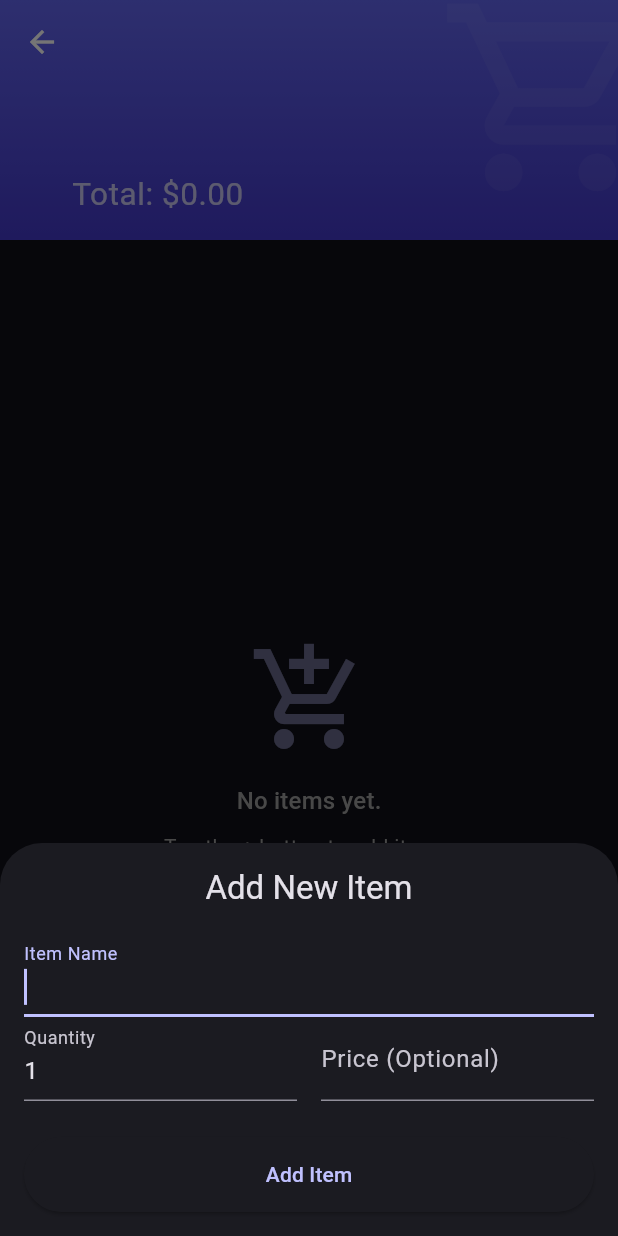
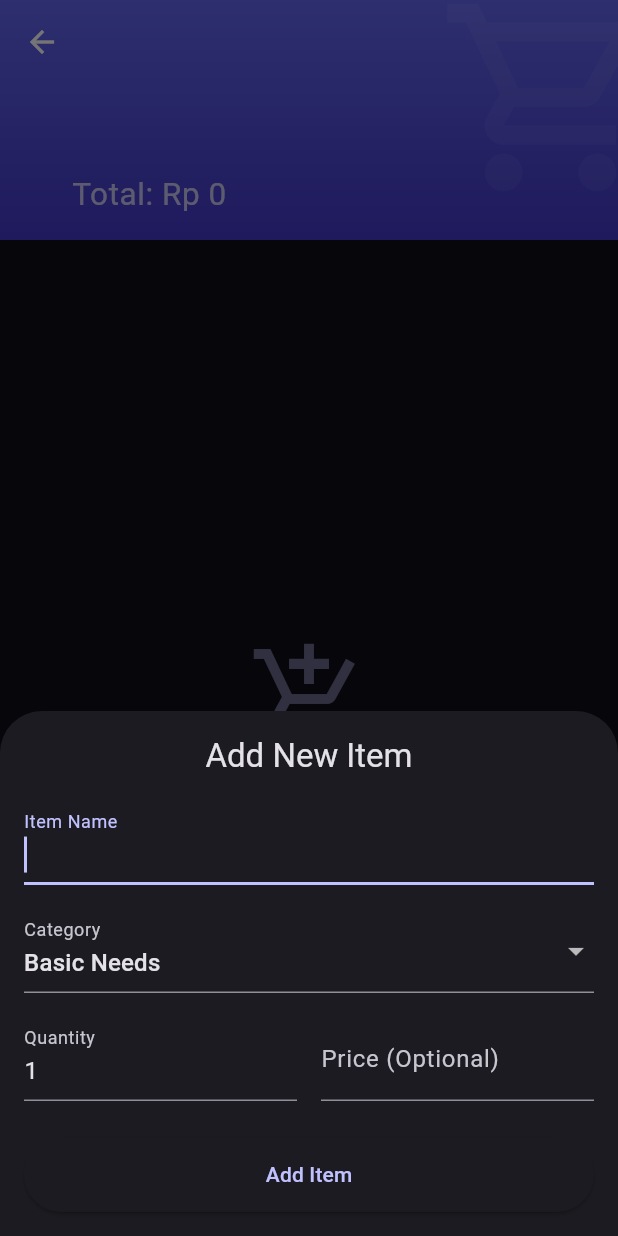
Before and after one commit to Breakrule/shopping_tracker, a Flutter app: the ListDetailScreen screen opened directly with empty values, after a tap on the "add" icon, on a phone screen of 412 x 824 dp. Run offline on Flutter 3.47's test engine with Material 3 defaults, Android fonts, the phone set to English and light mode, and no system bars; our stand-ins replace flutter_riverpod, hive, hive_flutter; accounts and stored records are empty.

Commit message:
Feat: Add item categories and switch currency to IDR (Rp)

```diff
--- a/lib/features/shopping/data/models/item_model.dart
+++ b/lib/features/shopping/data/models/item_model.dart
@@ -26,6 +26,9 @@ class ItemModel extends HiveObject {
   @HiveField(5)
   final bool isPurchased;
 
+  @HiveField(6)
+  final String category;
+
   ItemModel({
     required this.id,
     required this.listId,
@@ -33,6 +36,7 @@ class ItemModel extends HiveObject {
     required this.quantity,
     this.price,
     required this.isPurchased,
+    required this.category,
   });
 
   factory ItemModel.fromEntity(Item entity) {
@@ -43,6 +47,7 @@ class ItemModel extends HiveObject {
       quantity: entity.quantity,
       price: entity.price,
       isPurchased: entity.isPurchased,
+      category: entity.category,
     );
   }
 
@@ -54,6 +59,7 @@ class ItemModel extends HiveObject {
       quantity: quantity,
       price: price,
       isPurchased: isPurchased,
+      category: category,
     );
   }
 }
--- a/lib/features/shopping/domain/entities/item.dart
+++ b/lib/features/shopping/domain/entities/item.dart
@@ -10,6 +10,7 @@ class Item {
   final int quantity;
   final double? price;
   final bool isPurchased;
+  final String category;
 
   Item({
     required this.id,
@@ -18,6 +19,7 @@ class Item {
     this.quantity = 1,
     this.price,
     this.isPurchased = false,
+    this.category = 'Other',
   });
 
   Item copyWith({
@@ -27,6 +29,7 @@ class Item {
     int? quantity,
     double? price,
     bool? isPurchased,
+    String? category,
   }) {
     return Item(
       id: id ?? this.id,
@@ -35,6 +38,7 @@ class Item {
       quantity: quantity ?? this.quantity,
       price: price ?? this.price,
       isPurchased: isPurchased ?? this.isPurchased,
+      category: category ?? this.category,
     );
   }
 }
--- a/lib/features/shopping/domain/usecases/add_item_usecase.dart
+++ b/lib/features/shopping/domain/usecases/add_item_usecase.dart
@@ -16,6 +16,7 @@ class AddItemUseCase {
     required String name,
     int quantity = 1,
     double? price,
+    String category = 'Other',
   }) async {
     if (name.trim().isEmpty) {
       throw Exception('Item name cannot be empty');
@@ -31,6 +32,7 @@ class AddItemUseCase {
       quantity: quantity,
       price: price,
       isPurchased: false,
+      category: category,
     );
 
     await _repository.addItem(newItem);
--- a/lib/features/shopping/presentation/providers/items_notifier.dart
+++ b/lib/features/shopping/presentation/providers/items_notifier.dart
@@ -21,6 +21,7 @@ class ItemsNotifier extends FamilyAsyncNotifier<List<Item>, String> {
     required String name,
     int quantity = 1,
     double? price,
+    String category = 'Other',
   }) async {
     state = const AsyncLoading();
     state = await AsyncValue.guard(() async {
@@ -30,6 +31,7 @@ class ItemsNotifier extends FamilyAsyncNotifier<List<Item>, String> {
         name: name,
         quantity: quantity,
         price: price,
+        category: category,
       );
       return _fetchItems(arg);
     });
--- a/lib/features/shopping/presentation/screens/list_detail_screen.dart
+++ b/lib/features/shopping/presentation/screens/list_detail_screen.dart
@@ -21,7 +21,11 @@ class ListDetailScreen extends ConsumerWidget {
     final itemsAsync = ref.watch(itemsProvider(listId));
     final total = ref.read(itemsProvider(listId).notifier).calculateTotal();
     final theme = Theme.of(context);
-    final currencyFormatter = NumberFormat.currency(symbol: '\$');
+    final currencyFormatter = NumberFormat.currency(
+      locale: 'id_ID',
+      symbol: 'Rp ',
+      decimalDigits: 0,
+    );
 
     return Scaffold(
       body: CustomScrollView(
@@ -125,13 +129,34 @@ class ListDetailScreen extends ConsumerWidget {
                                 ref.read(itemsProvider(listId).notifier).togglePurchased(item);
                               },
                             ),
-                            title: Text(
+                            title: Row(
+                              children: [
+                                Expanded(
+                                  child: Text(
                                     item.name,
                                     style: theme.textTheme.titleMedium?.copyWith(
                                       decoration: item.isPurchased ? TextDecoration.lineThrough : null,
                                       color: item.isPurchased ? Colors.grey : Colors.white,
                                       fontWeight: FontWeight.w600,
                                     ),
+                                  ),
+                                ),
+                                Container(
+                                  padding: const EdgeInsets.symmetric(horizontal: 8, vertical: 2),
+                                  decoration: BoxDecoration(
+                                    color: Colors.blueGrey.withValues(alpha: 0.1),
+                                    borderRadius: BorderRadius.circular(6),
+                                    border: Border.all(color: Colors.blueGrey.withValues(alpha: 0.2)),
+                                  ),
+                                  child: Text(
+                                    item.category,
+                                    style: theme.textTheme.labelSmall?.copyWith(
+                                      color: Colors.blueGrey,
+                                      fontSize: 10,
+                                    ),
+                                  ),
+                                ),
+                              ],
                             ),
                             subtitle: Padding(
                               padding: const EdgeInsets.only(top: 4.0),
--- a/lib/features/shopping/presentation/widgets/add_item_modal.dart
+++ b/lib/features/shopping/presentation/widgets/add_item_modal.dart
@@ -31,6 +31,22 @@ class _AddItemFormState extends ConsumerState<AddItemForm> {
   final _quantityController = TextEditingController(text: '1');
   final _priceController = TextEditingController();
 
+  final List<String> _categories = [
+    'Basic Needs',
+    'Food',
+    'Toiletries',
+    'Household',
+    'Electronic',
+    'Other',
+  ];
+  late String _selectedCategory;
+
+  @override
+  void initState() {
+    super.initState();
+    _selectedCategory = _categories.first;
+  }
+
   @override
   void dispose() {
     _nameController.dispose();
@@ -45,6 +61,7 @@ class _AddItemFormState extends ConsumerState<AddItemForm> {
             name: _nameController.text,
             quantity: int.parse(_quantityController.text),
             price: double.tryParse(_priceController.text),
+            category: _selectedCategory,
           );
       Navigator.pop(context);
     }
@@ -70,6 +87,23 @@ class _AddItemFormState extends ConsumerState<AddItemForm> {
               autofocus: true,
               validator: (val) => val == null || val.isEmpty ? 'Required' : null,
             ),
+            const SizedBox(height: 16),
+            DropdownButtonFormField<String>(
+              initialValue: _selectedCategory,
+              decoration: const InputDecoration(labelText: 'Category'),
+              items: _categories.map((cat) {
+                return DropdownMenuItem(
+                  value: cat,
+                  child: Text(cat),
+                );
+              }).toList(),
+              onChanged: (val) {
+                if (val != null) {
+                  setState(() => _selectedCategory = val);
+                }
+              },
+            ),
+            const SizedBox(height: 16),
             Row(
               children: [
                 Expanded(
```
Also changed, not shown: lib/features/shopping/data/models/item_model.g.dart. Lines whose indentation alone changed are shown as unchanged.
